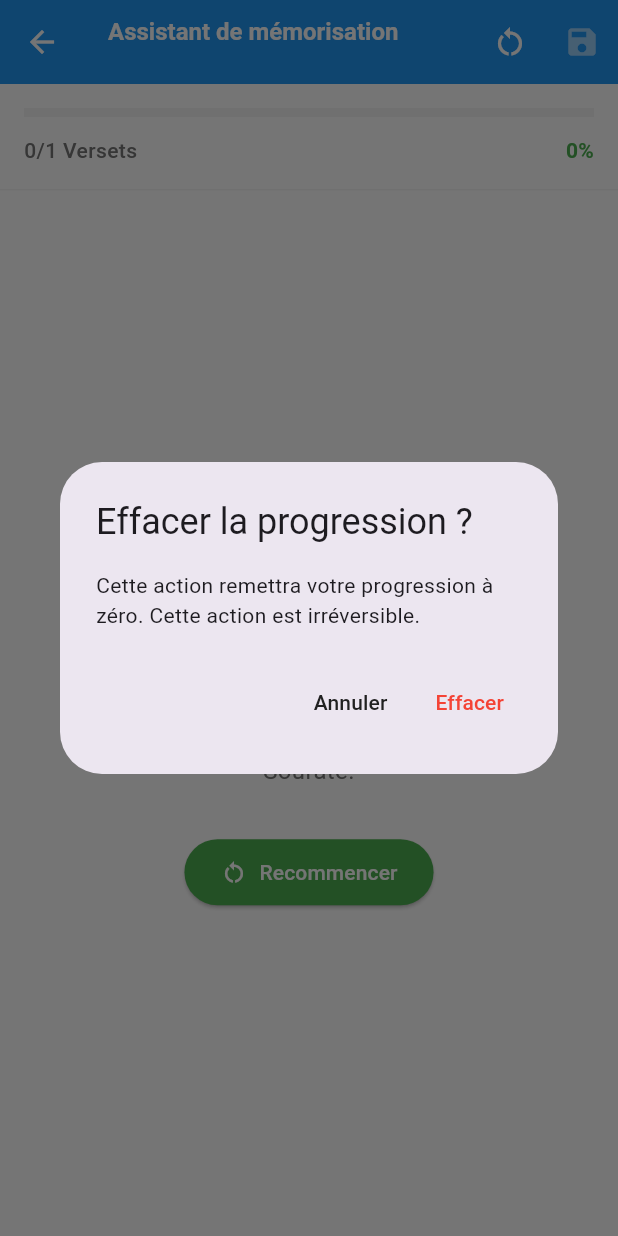
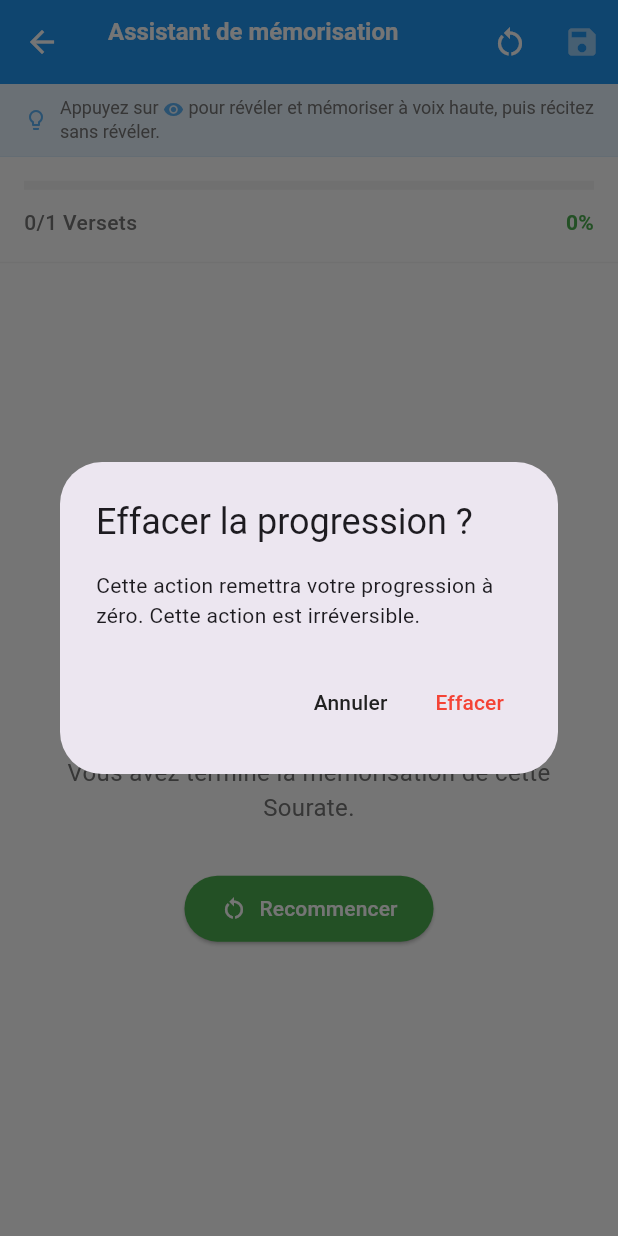
Before and after one commit to 1uc05/Deen-care, a Flutter app: the TextMemorizationScreen screen opened directly with empty values, after a tap on "Recommencer", after a tap on the "restart alt" icon, on a phone screen of 412 x 824 dp. Run offline on Flutter 3.47's test engine with Material 3 defaults, Android fonts, the phone set to English and light mode, and no system bars; our stand-ins replace cloud_firestore, cloud_functions, firebase_auth, firebase_core, flutter_dotenv, go_router and 2 more; missing offline and left inert: agora_chat_sdk, agora_rtc_engine, dart:ffi; accounts and stored records are empty.

Commit message:
feat: add instruction banner to memorization page
Signed-off-by: Lucas <lucas.teissier@protelec.fr>

```diff
--- a/lib/screens/text_memorization_screen.dart
+++ b/lib/screens/text_memorization_screen.dart
@@ -182,6 +182,7 @@ class _TextMemorizationScreenState extends State<TextMemorizationScreen> {
         actions: [
           TextButton(
             onPressed: () => Navigator.of(context).pop(false),
+            style: TextButton.styleFrom(foregroundColor: AppColors.textDark),
             child: const Text('Quitter sans sauvegarder'),
           ),
           TextButton(
@@ -258,6 +259,9 @@ class _TextMemorizationScreenState extends State<TextMemorizationScreen> {
             ? const Center(child: CircularProgressIndicator())
             : Column(
                 children: [
+                  // Banner d'instruction discrète
+                  _buildInstructionBanner(),
+
                   // Indicateur de progression
                   TextProgressIndicator(
                     currentSentence: _currentMaxSentence,
@@ -493,4 +497,53 @@ class _TextMemorizationScreenState extends State<TextMemorizationScreen> {
       ),
     );
   }
+
+  Widget _buildInstructionBanner() {
+    return Container(
+      width: double.infinity,
+      padding: const EdgeInsets.symmetric(horizontal: 16, vertical: 8),
+      decoration: BoxDecoration(
+        color: AppColors.primaryLight,
+        border: Border(
+          bottom: BorderSide(
+            color: AppColors.primarySoft,
+            width: 0.5,
+          ),
+        ),
+      ),
+      child: Row(
+        mainAxisSize: MainAxisSize.min,
+        children: [
+          Icon(
+            Icons.lightbulb_outline,
+            size: 16,
+            color: AppColors.primaryBold,
+          ),
+          const SizedBox(width: 8),
+          Expanded(
+            child: RichText(
+              text: TextSpan(
+                style: TextStyle(
+                  fontSize: 12,
+                  color: AppColors.textGrey,
+                  height: 1.3,
+                ),
+                children: [
+                  const TextSpan(text: 'Appuyez sur '),
+                  WidgetSpan(
+                    child: Icon(
+                      Icons.visibility,
+                      size: 14,
+                      color: AppColors.primaryBold,
+                    ),
+                  ),
+                  const TextSpan(text: ' pour révéler et mémoriser à voix haute, puis récitez sans révéler.'),
+                ],
+              ),
+            ),
+          ),
+        ],
+      ),
+    );
+  }
 }
```
